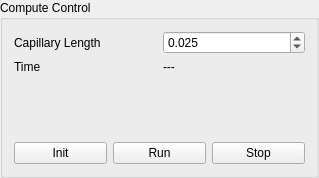
First picture: the form in computecontrol.ui, repository hobrasoft/simul6, before the edit.
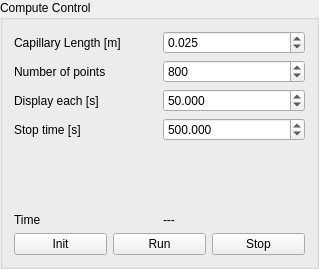
Second picture: the form after the edit.

Commit message: Zabudovany TimeStop a TimeInterval z computercontrol.ui

What changed in the file:
```diff
--- a/computecontrol.ui
+++ b/computecontrol.ui
@@ -7,7 +7,7 @@
     <x>0</x>
     <y>0</y>
     <width>319</width>
-    <height>178</height>
+    <height>269</height>
    </rect>
   </property>
   <property name="sizePolicy">
@@ -22,15 +22,13 @@
   <property name="title">
    <string>Compute Control</string>
   </property>
-  <layout class="QVBoxLayout" name="verticalLayout_2">
-   <item>
     <layout class="QVBoxLayout" name="verticalLayout">
      <item>
       <layout class="QHBoxLayout" name="horizontalLayout_2">
        <item>
         <widget class="QLabel" name="label_2">
          <property name="text">
-          <string>Capillary Length</string>
+        <string>Capillary Length [m]</string>
          </property>
         </widget>
        </item>
@@ -47,34 +45,71 @@
       </layout>
      </item>
      <item>
-      <layout class="QHBoxLayout" name="horizontalLayout_3">
+    <layout class="QHBoxLayout" name="horizontalLayout_4">
        <item>
-        <widget class="QLabel" name="label">
-         <property name="sizePolicy">
-          <sizepolicy hsizetype="Preferred" vsizetype="Minimum">
-           <horstretch>2</horstretch>
-           <verstretch>0</verstretch>
-          </sizepolicy>
-         </property>
+      <widget class="QLabel" name="label_3">
          <property name="text">
-          <string>Time</string>
+        <string>Number of points</string>
          </property>
         </widget>
        </item>
        <item>
-        <widget class="QLabel" name="f_time">
-         <property name="sizePolicy">
-          <sizepolicy hsizetype="Preferred" vsizetype="Minimum">
-           <horstretch>2</horstretch>
-           <verstretch>0</verstretch>
-          </sizepolicy>
-         </property>
+      <widget class="QSpinBox" name="f_np">
+       <property name="maximum">
+        <number>100000</number>
+       </property>
+       <property name="value">
+        <number>800</number>
+       </property>
+      </widget>
+     </item>
+    </layout>
+   </item>
+   <item>
+    <layout class="QHBoxLayout" name="horizontalLayout_5">
+     <item>
+      <widget class="QLabel" name="label_4">
          <property name="text">
-          <string>---</string>
+        <string>Display each [s]</string>
          </property>
         </widget>
        </item>
-      </layout>
+     <item>
+      <widget class="QDoubleSpinBox" name="f_timeinterval">
+       <property name="decimals">
+        <number>3</number>
+       </property>
+       <property name="maximum">
+        <double>10000.000000000000000</double>
+       </property>
+       <property name="value">
+        <double>50.000000000000000</double>
+       </property>
+      </widget>
+     </item>
+    </layout>
+   </item>
+   <item>
+    <layout class="QHBoxLayout" name="horizontalLayout_6">
+     <item>
+      <widget class="QLabel" name="label_5">
+       <property name="text">
+        <string>Stop time [s]</string>
+       </property>
+      </widget>
+     </item>
+     <item>
+      <widget class="QDoubleSpinBox" name="f_timestop">
+       <property name="decimals">
+        <number>3</number>
+       </property>
+       <property name="maximum">
+        <double>10000.000000000000000</double>
+       </property>
+       <property name="value">
+        <double>500.000000000000000</double>
+       </property>
+      </widget>
      </item>
     </layout>
    </item>
@@ -91,6 +126,36 @@
      </property>
     </spacer>
    </item>
+   <item>
+    <layout class="QHBoxLayout" name="horizontalLayout_3">
+     <item>
+      <widget class="QLabel" name="label">
+       <property name="sizePolicy">
+        <sizepolicy hsizetype="Preferred" vsizetype="Minimum">
+         <horstretch>2</horstretch>
+         <verstretch>0</verstretch>
+        </sizepolicy>
+       </property>
+       <property name="text">
+        <string>Time</string>
+       </property>
+      </widget>
+     </item>
+     <item>
+      <widget class="QLabel" name="f_time">
+       <property name="sizePolicy">
+        <sizepolicy hsizetype="Preferred" vsizetype="Minimum">
+         <horstretch>2</horstretch>
+         <verstretch>0</verstretch>
+        </sizepolicy>
+       </property>
+       <property name="text">
+        <string>---</string>
+       </property>
+      </widget>
+     </item>
+    </layout>
+   </item>
    <item>
     <layout class="QHBoxLayout" name="horizontalLayout">
      <item>
```
Lines whose indentation alone changed are shown as unchanged. The commit also changes 5 other files.
